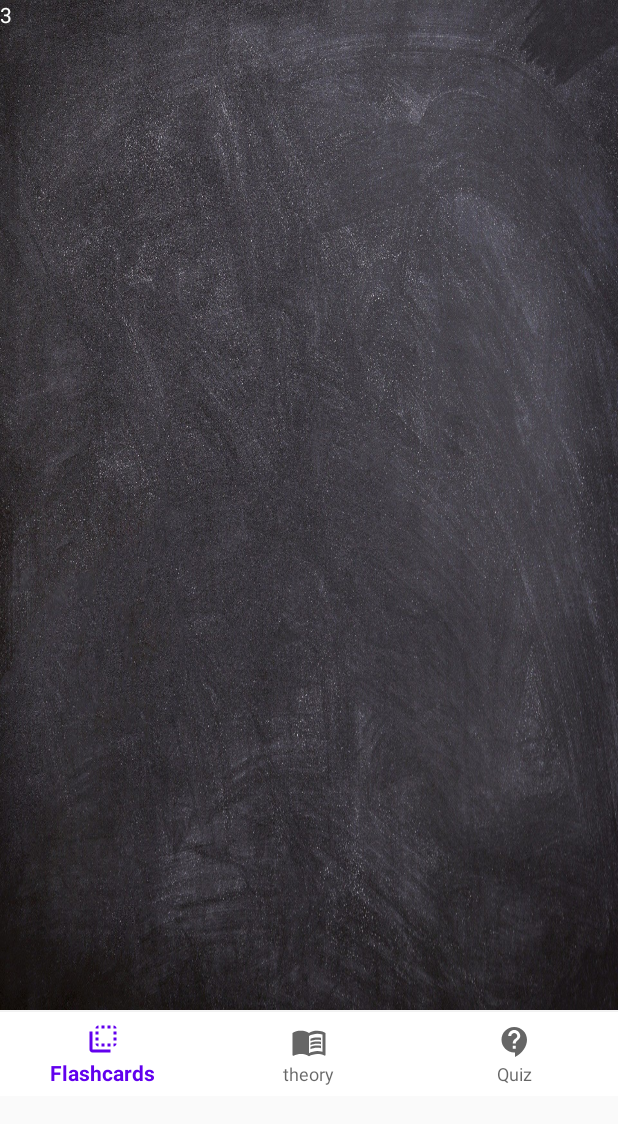
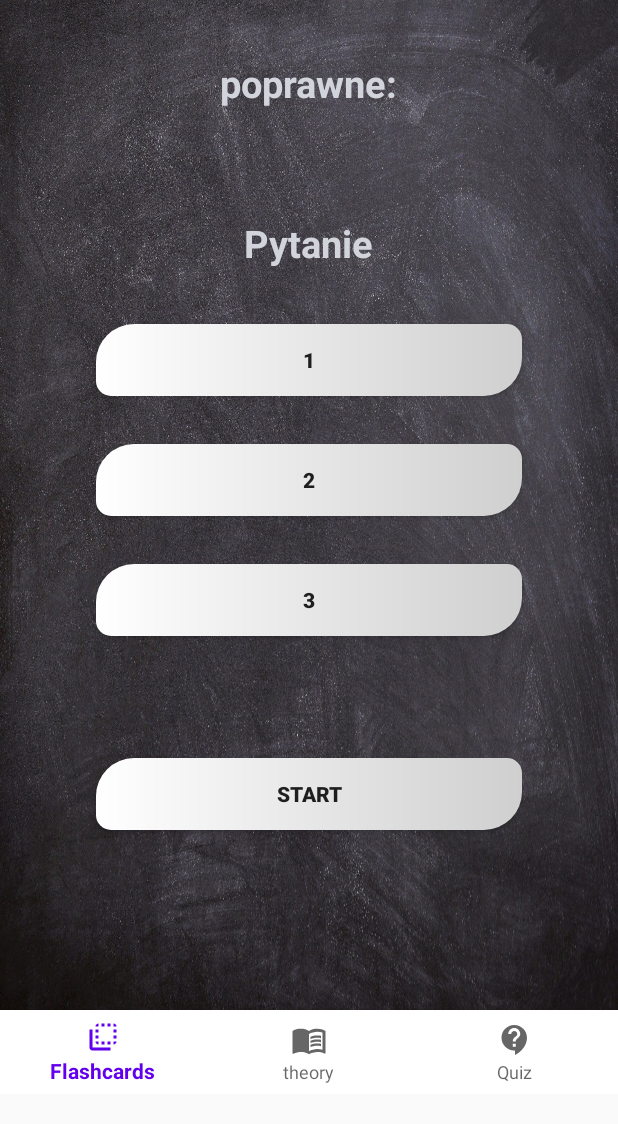
Before and after one commit to mapokr/Math-ENG, an Android app: the Quiz screen opened through its navigation route, on a phone screen of 412 x 824 dp. Shown: the top 1124 px of the screen. Run offline under Robolectric (Android 15) with nearby library versions, the phone set to English and light mode, and no system bars.

Commit message:
Quiz in learn

```diff
--- a/app/src/main/java/com/example/mathenggame/Quiz.java
+++ b/app/src/main/java/com/example/mathenggame/Quiz.java
@@ -1,5 +1,7 @@
 package com.example.mathenggame;
 
+import android.content.pm.ActivityInfo;
+import android.database.Cursor;
 import android.os.Bundle;
 
 import androidx.fragment.app.Fragment;
@@ -7,36 +9,23 @@ import androidx.fragment.app.Fragment;
 import android.view.LayoutInflater;
 import android.view.View;
 import android.view.ViewGroup;
+import android.widget.Button;
+import android.widget.TextView;
+import android.widget.Toast;
 
-/**
- * A simple {@link Fragment} subclass.
- * Use the {@link Quiz#newInstance} factory method to
- * create an instance of this fragment.
- */
+
 public class Quiz extends Fragment {
 
-    // TODO: Rename parameter arguments, choose names that match
-    // the fragment initialization parameters, e.g. ARG_ITEM_NUMBER
+
     private static final String ARG_PARAM1 = "param1";
     private static final String ARG_PARAM2 = "param2";
 
-    // TODO: Rename and change types of parameters
     private String mParam1;
     private String mParam2;
 
     public Quiz() {
-        // Required empty public constructor
     }
 
-    /**
-     * Use this factory method to create a new instance of
-     * this fragment using the provided parameters.
-     *
-     * @param param1 Parameter 1.
-     * @param param2 Parameter 2.
-     * @return A new instance of fragment Quiz.
-     */
-    // TODO: Rename and change types and number of parameters
     public static Quiz newInstance(String param1, String param2) {
         Quiz fragment = new Quiz();
         Bundle args = new Bundle();
@@ -54,11 +43,122 @@ public class Quiz extends Fragment {
             mParam2 = getArguments().getString(ARG_PARAM2);
         }
     }
-
+    private Button ans_1,ans_2,ans_3,start_game;
+    private int count=0;
+    private zadania_matematyka sld;
+    private TextView question,count_view;
+    private Cursor c;
+    private String tmp=" ";
     @Override
     public View onCreateView(LayoutInflater inflater, ViewGroup container,
                              Bundle savedInstanceState) {
-        // Inflate the layout for this fragment
-        return inflater.inflate(R.layout.fragment_quiz, container, false);
+        View v = inflater.inflate(R.layout.fragment_quiz, container, false);
+        sld = new zadania_matematyka(getActivity());
+        getActivity().setRequestedOrientation(ActivityInfo.SCREEN_ORIENTATION_PORTRAIT);
+        ans_1 =(Button) v.findViewById(R.id.anwser_1);
+        ans_2 =(Button) v.findViewById(R.id.anwser_2);
+        ans_3 =(Button) v.findViewById(R.id.anwser_3);
+        start_game =(Button) v.findViewById(R.id.start_game_button);
+        question = (TextView) v.findViewById(R.id.question_view);
+        count_view = (TextView) v.findViewById(R.id.correct_count);
+        start_game.setOnClickListener(new View.OnClickListener() {
+            @Override
+            public void onClick(View v) {
+                MainActivity.play_sound();
+                set_quest();
+                v.setVisibility(v.GONE);
+            }
+        });
+        ans_1.setOnClickListener(new View.OnClickListener() {
+            @Override
+            public void onClick(View v) {
+                click_button(1);
+                MainActivity.play_sound();
+            }
+        });
+        ans_2.setOnClickListener(new View.OnClickListener() {
+            @Override
+            public void onClick(View v) {
+                click_button(2);
+                MainActivity.play_sound();
+            }
+
+        });
+        ans_3.setOnClickListener(new View.OnClickListener() {
+            @Override
+            public void onClick(View v) {
+                click_button(3);
+                MainActivity.play_sound();
+            }
+
+        });
+        return v;
+    }
+    public void click_button(int x){
+        if(!tmp.equals(" ")) {
+            switch (x) {
+                case 1:
+                    if (ans_1.getText().equals(tmp)) {
+
+                        count += 1;
+                        set_quest();
+
+
+
+                    } else {
+                        set_quest();
+                    }
+                    break;
+                case 2:
+                    if (ans_2.getText().equals(tmp)) {
+                        //  System.out.println("2");
+                        count += 1;
+                        set_quest();
+
+
+                    } else {
+                        set_quest();
+                    }
+                    break;
+                case 3:
+                    if (ans_3.getText().equals(tmp)) {
+                        //  System.out.println("3");
+                        count += 1;
+                        set_quest();
+
+
+                    } else {
+                        set_quest();
+                    }
+                    break;
+                default:
+                    set_quest();
+
+            }
+        }
+        else{
+            Toast.makeText(getActivity(),"Musisz wystartować grę", Toast.LENGTH_SHORT).show();
+        }
+    }
+    public void set_quest(){
+        c =sld.GetRandRowDD();
+        if(c.getCount()==0){
+            System.out.println("on_click_f");
+        }
+        else{
+            while(c.moveToNext()){
+
+                ans_1.setText(c.getString(1).toString());
+                ans_2.setText(c.getString(3).toString());
+                ans_3.setText(c.getString(2).toString());
+                question.setText(c.getString(0).toString());
+                count_view.setText("PKT: "+count);
+                tmp =c.getString(4).toString();
+
+
+            }
+
+        }
+
     }
 }
--- a/app/src/main/java/com/example/mathenggame/load_activity.java
+++ b/app/src/main/java/com/example/mathenggame/load_activity.java
@@ -18,6 +18,7 @@ public class load_activity extends AppCompatActivity {
                                       public void run() {
                                           Intent load_screen = new Intent(load_activity.this,MainActivity.class);
                                           startActivity(load_screen);
+
                                       }
                                   }, SPLASH
         );
--- a/app/src/main/res/layout/activity_main.xml
+++ b/app/src/main/res/layout/activity_main.xml
@@ -5,7 +5,8 @@
     android:layout_width="match_parent"
     android:layout_height="match_parent"
     android:background="@drawable/board"
-    tools:context=".MainActivity">
+    tools:context=".MainActivity"
+    android:fitsSystemWindows="true">
 
 
     <Button
--- a/app/src/main/res/layout/activity_nauka.xml
+++ b/app/src/main/res/layout/activity_nauka.xml
@@ -60,7 +60,7 @@
         android:layout_marginEnd="64dp"
         android:layout_weight="1"
         android:background="@drawable/button_shape"
-        android:text="1"
+        android:text="2"
         android:textStyle="bold"
         app:layout_constraintEnd_toEndOf="parent"
         app:layout_constraintHorizontal_bias="0.0"
@@ -76,7 +76,7 @@
         android:layout_marginEnd="64dp"
         android:layout_weight="1"
         android:background="@drawable/button_shape"
-        android:text="2"
+        android:text="1"
         android:textStyle="bold"
         app:layout_constraintEnd_toEndOf="parent"
         app:layout_constraintHorizontal_bias="0.0"
@@ -97,6 +97,6 @@
         app:layout_constraintHorizontal_bias="0.0"
         app:layout_constraintStart_toStartOf="parent"
         app:layout_constraintTop_toBottomOf="@+id/anwser_3"
-        app:layout_constraintVertical_bias="0.389" />
+        app:layout_constraintVertical_bias="0.405" />
 
 </androidx.constraintlayout.widget.ConstraintLayout>
--- a/app/src/main/res/layout/activity_teach_g.xml
+++ b/app/src/main/res/layout/activity_teach_g.xml
@@ -9,7 +9,7 @@
     <fragment
         android:id="@+id/fragment"
         android:name="androidx.navigation.fragment.NavHostFragment"
-        android:layout_width="match_parent"
+        android:layout_width="0dp"
         android:layout_height="673dp"
         app:defaultNavHost="true"
         app:layout_constraintBottom_toTopOf="@+id/bottomNavigationView"
@@ -23,12 +23,10 @@
         android:id="@+id/bottomNavigationView"
         android:layout_width="match_parent"
         android:layout_height="wrap_content"
-        android:layout_marginTop="1dp"
         android:background="@color/cardview_light_background"
         app:layout_constraintBottom_toBottomOf="parent"
         app:layout_constraintEnd_toEndOf="parent"
         app:layout_constraintHorizontal_bias="0.0"
         app:layout_constraintStart_toStartOf="parent"
-        app:layout_constraintTop_toBottomOf="@+id/fragment"
         app:menu="@menu/bottom" />
 </androidx.constraintlayout.widget.ConstraintLayout>
--- a/app/src/main/res/layout/fragment_quiz.xml
+++ b/app/src/main/res/layout/fragment_quiz.xml
@@ -1,16 +1,101 @@
 <?xml version="1.0" encoding="utf-8"?>
 <androidx.constraintlayout.widget.ConstraintLayout xmlns:android="http://schemas.android.com/apk/res/android"
+    xmlns:app="http://schemas.android.com/apk/res-auto"
     xmlns:tools="http://schemas.android.com/tools"
     android:layout_width="match_parent"
     android:layout_height="match_parent"
     android:background="@drawable/board"
     tools:context=".Quiz">
 
-    <!-- TODO: Update blank fragment layout -->
     <TextView
+        android:id="@+id/correct_count"
+        android:layout_width="wrap_content"
+        android:layout_height="wrap_content"
+        android:text="poprawne:"
+        android:textColor="#d2d4dc"
+        android:textSize="25dp"
+        android:textStyle="bold"
+        app:layout_constraintBottom_toTopOf="@+id/anwser_2"
+        app:layout_constraintEnd_toEndOf="@+id/anwser_2"
+        app:layout_constraintStart_toStartOf="@+id/anwser_2"
+        app:layout_constraintTop_toTopOf="parent"
+        app:layout_constraintVertical_bias="0.208" />
+
+    <TextView
+        android:id="@+id/question_view"
+        android:layout_width="wrap_content"
+        android:layout_height="wrap_content"
+        android:text="Pytanie"
+        android:textColor="#d2d4dc"
+        android:textSize="25dp"
+        android:textStyle="bold"
+        app:layout_constraintBottom_toTopOf="@+id/anwser_2"
+        app:layout_constraintEnd_toEndOf="@+id/anwser_2"
+        app:layout_constraintStart_toStartOf="@+id/anwser_2"
+        app:layout_constraintTop_toTopOf="parent"
+        app:layout_constraintVertical_bias="0.796" />
+
+    <Button
+        android:id="@+id/anwser_3"
         android:layout_width="match_parent"
-        android:layout_height="match_parent"
-        android:textColor="#ffff"
-        android:text="3" />
+        android:layout_height="wrap_content"
+        android:layout_marginStart="64dp"
+        android:layout_marginTop="32dp"
+        android:layout_marginEnd="64dp"
+        android:layout_weight="1"
+        android:background="@drawable/button_shape"
+        android:text="3"
+        android:textStyle="bold"
+        app:layout_constraintEnd_toEndOf="parent"
+        app:layout_constraintHorizontal_bias="0.0"
+        app:layout_constraintStart_toStartOf="parent"
+        app:layout_constraintTop_toBottomOf="@+id/anwser_1" />
 
+    <Button
+        android:id="@+id/anwser_1"
+        android:layout_width="match_parent"
+        android:layout_height="wrap_content"
+        android:layout_marginStart="64dp"
+        android:layout_marginTop="32dp"
+        android:layout_marginEnd="64dp"
+        android:layout_weight="1"
+        android:background="@drawable/button_shape"
+        android:text="2"
+        android:textStyle="bold"
+        app:layout_constraintEnd_toEndOf="parent"
+        app:layout_constraintHorizontal_bias="0.0"
+        app:layout_constraintStart_toStartOf="parent"
+        app:layout_constraintTop_toBottomOf="@+id/anwser_2" />
+
+    <Button
+        android:id="@+id/anwser_2"
+        android:layout_width="match_parent"
+        android:layout_height="wrap_content"
+        android:layout_marginStart="64dp"
+        android:layout_marginTop="216dp"
+        android:layout_marginEnd="64dp"
+        android:layout_weight="1"
+        android:background="@drawable/button_shape"
+        android:text="1"
+        android:textStyle="bold"
+        app:layout_constraintEnd_toEndOf="parent"
+        app:layout_constraintHorizontal_bias="0.0"
+        app:layout_constraintStart_toStartOf="parent"
+        app:layout_constraintTop_toTopOf="parent" />
+
+    <Button
+        android:id="@+id/start_game_button"
+        android:layout_width="match_parent"
+        android:layout_height="wrap_content"
+        android:layout_marginStart="64dp"
+        android:layout_marginEnd="64dp"
+        android:background="@drawable/button_shape"
+        android:text="Start"
+        android:textStyle="bold"
+        app:layout_constraintBottom_toBottomOf="parent"
+        app:layout_constraintEnd_toEndOf="parent"
+        app:layout_constraintHorizontal_bias="0.0"
+        app:layout_constraintStart_toStartOf="parent"
+        app:layout_constraintTop_toBottomOf="@+id/anwser_3"
+        app:layout_constraintVertical_bias="0.405" />
 </androidx.constraintlayout.widget.ConstraintLayout>
--- a/app/src/main/res/menu/bottom.xml
+++ b/app/src/main/res/menu/bottom.xml
@@ -10,4 +10,5 @@
 <item android:title="Quiz"
 android:id="@+id/quiz2"
 android:icon="@drawable/ic_try"/>
+
     </menu>
--- a/app/src/main/res/values/styles.xml
+++ b/app/src/main/res/values/styles.xml
@@ -5,6 +5,8 @@
         <item name="colorPrimary">@color/colorPrimary</item>
         <item name="colorPrimaryDark">@color/colorPrimaryDark</item>
         <item name="colorAccent">@color/colorAccent</item>
+        <item name="android:windowTranslucentNavigation">false</item>
+
     </style>
 
 </resources>
```
Also changed, not shown: app/src/main/java/com/example/mathenggame/Game_Time.java (+12 -2 lines), app/src/main/java/com/example/mathenggame/Learn.java (+9 -21 lines), app/src/main/java/com/example/mathenggame/flip.java (+0 -18 lines). Lines whose indentation alone changed are shown as unchanged.
